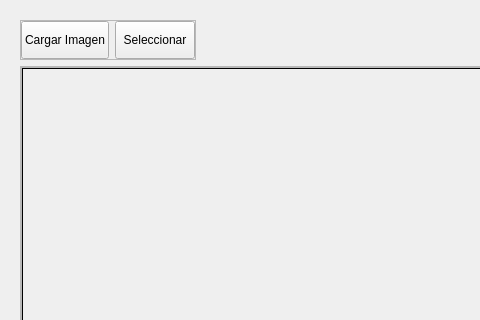
Above: views/ndvi_ui.ui from JoeSvr95/NDVI-Checking before the change; both pictures show x 0 to 480 and y 0 to 320 of the 1101 by 772 pixel window. Below: the same form after it.
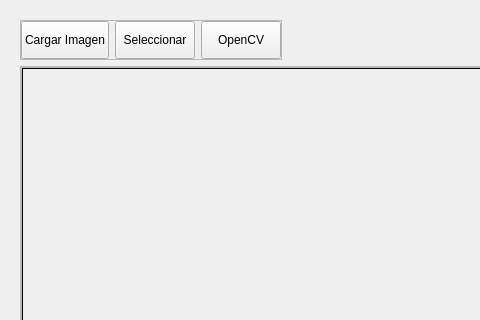
That is the form after the change.

```diff
--- a/views/ndvi_ui.ui
+++ b/views/ndvi_ui.ui
@@ -94,6 +94,19 @@
            </property>
           </widget>
          </item>
+         <item>
+          <widget class="QPushButton" name="opencvBtn">
+           <property name="sizePolicy">
+            <sizepolicy hsizetype="Minimum" vsizetype="Preferred">
+             <horstretch>0</horstretch>
+             <verstretch>0</verstretch>
+            </sizepolicy>
+           </property>
+           <property name="text">
+            <string>OpenCV</string>
+           </property>
+          </widget>
+         </item>
         </layout>
        </widget>
       </item>
```
Left out of the diff: 4 changed lines with no effect on the pictures.
